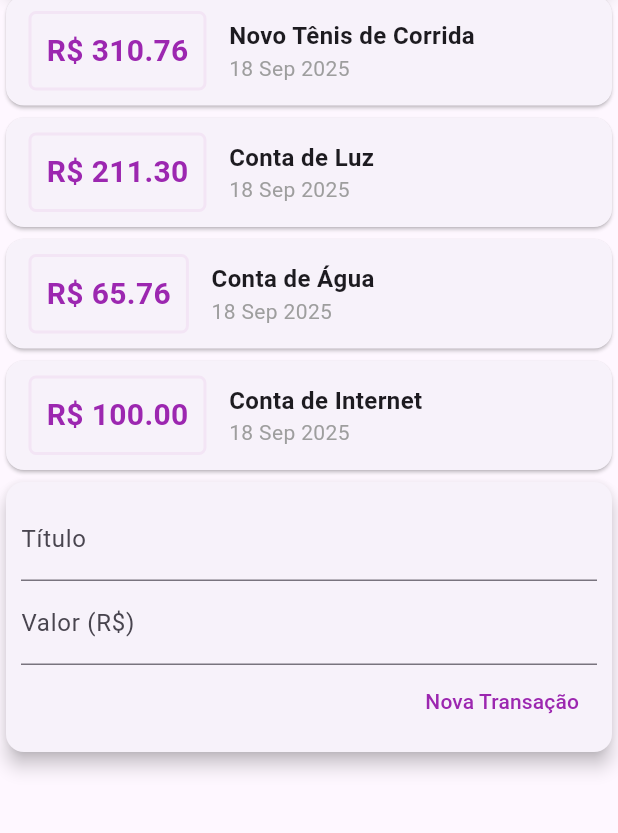
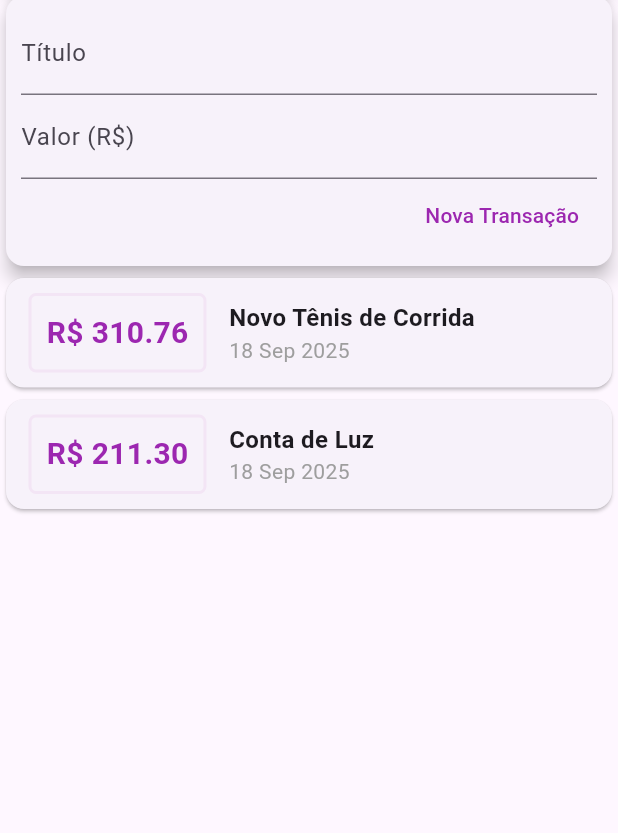
Before and after one commit to rafaelsevla/expenses, a Flutter app: the screen it shows after launch, on a phone screen of 412 x 824 dp, the part 136-969 px from its top. Run offline on Flutter 3.47's test engine with Material 3 defaults, Android fonts, the phone set to English and light mode, and no system bars.

Commit message:
add SingleChildScrollView

```diff
--- a/lib/components/transaction_list.dart
+++ b/lib/components/transaction_list.dart
@@ -35,7 +35,10 @@ class TransactionList extends StatelessWidget {
                 children: [
                   Text(
                     tr.title,
-                    style: TextStyle(fontSize: 16, fontWeight: FontWeight.bold),
+                    style: TextStyle(
+                      fontSize: 16,
+                      fontWeight: FontWeight.bold,
+                    ),
                   ),
                   Text(
                     DateFormat('d MMM y').format(tr.date),
--- a/lib/components/transaction_user.dart
+++ b/lib/components/transaction_user.dart
@@ -26,18 +26,6 @@ class _TransactionUserState extends State<TransactionUser> {
       value: 211.30,
       date: DateTime.now(),
     ),
-    Transaction(
-      id: 't3',
-      title: 'Conta de Água',
-      value: 65.76,
-      date: DateTime.now(),
-    ),
-    Transaction(
-      id: 't4',
-      title: 'Conta de Internet',
-      value: 100.00,
-      date: DateTime.now(),
-    ),
   ];
 
   _addTransaction (String title, double value) {
@@ -57,8 +45,8 @@ class _TransactionUserState extends State<TransactionUser> {
   @override
   Widget build(BuildContext context) {
     return Column(children: [
+      TransactionForm(_addTransaction),
       TransactionList(_transactions),
-      TransactionForm(_addTransaction)
     ],);
   }
 }
--- a/lib/main.dart
+++ b/lib/main.dart
@@ -22,7 +22,8 @@ class MyHomePage extends StatelessWidget {
         title: Text('Despesas Pessoais'),
         backgroundColor: Colors.blue,
       ),
-      body: Column(
+      body: SingleChildScrollView(
+        child: Column(
           crossAxisAlignment: CrossAxisAlignment.stretch,
           children: [
             SizedBox(
@@ -35,6 +36,7 @@ class MyHomePage extends StatelessWidget {
             TransactionUser(),
           ],
         ),
+      ),
     );
   }
 }
```
Lines whose indentation alone changed are shown as unchanged.
